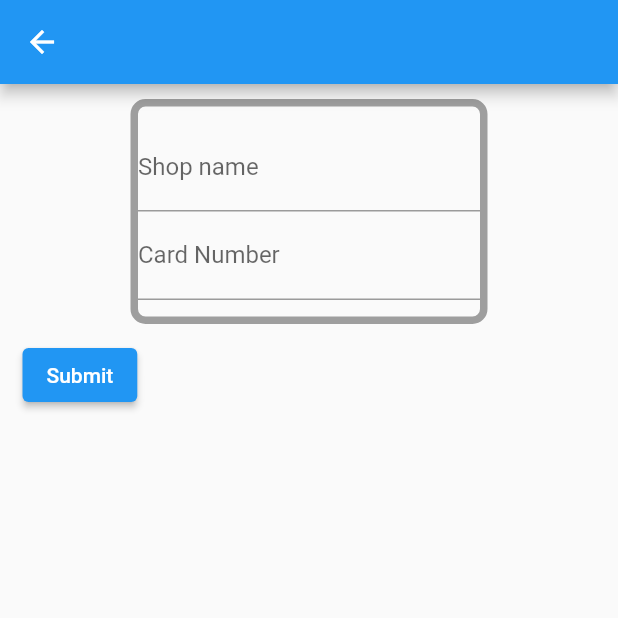
After one commit to Alex1um/Red-FAlcons, a Flutter app: the CardAdder screen opened directly, on a phone screen of 412 x 824 dp, the top half of it. The commit adds this screen. Run offline on Flutter 3.47's test engine with Material 2 defaults, Android fonts, the phone set to English and light mode, and no system bars; our stand-ins replace barcode_widget, flutter_secure_storage, location, shared_preferences; missing offline and left inert: mobile_scanner, requests; accounts and stored records are empty.

Commit message:
added cd add page

```diff
--- a/quick_wallet_app/lib/card.dart
+++ b/quick_wallet_app/lib/card.dart
@@ -1,5 +1,4 @@
 import 'package:flutter/material.dart';
-import 'package:barcode_widget/barcode_widget.dart';
 import 'package:barcode_widget/barcode_widget.dart';
 import 'package:mobile_scanner/mobile_scanner.dart' show BarcodeFormat;
 import 'dart:convert';
@@ -7,14 +6,12 @@ import 'dart:convert';
 // Card sizes
 const cardHeight = 150.0;
 const cardWidth = 238.0;
+const defaultBarcodeType = BarcodeType.QrCode;
 
 // Card class
 class UserCard extends StatelessWidget {
   UserCard({Key? key, required this.nameOfShop, required this.cardNumber, this.barcodeType = BarcodeType.QrCode})
-      : super(key: key) {
-    // TODO: add Barcode type recognizer
-    barcodeType = BarcodeType.QrCode;
-  }
+      : super(key: key);
 
   UserCard.fromScan({Key? key, required this.nameOfShop, required this.cardNumber, required BarcodeFormat format})
       : super(key: key) {
--- /dev/null
+++ b/quick_wallet_app/lib/card_adder.dart
@@ -0,0 +1,116 @@
+import 'package:flutter/material.dart';
+import 'card.dart';
+import 'package:barcode_widget/barcode_widget.dart'
+    show BarcodeType, defaultBarcodeType;
+
+class CardAdder extends StatefulWidget {
+  CardAdder({super.key, this.cardNumber, this.cardName, this.barcodeType});
+
+  BarcodeType? barcodeType;
+  String? cardNumber;
+  String? cardName;
+
+  @override
+  State<StatefulWidget> createState() => _CardAdder();
+}
+
+class _CardAdder extends State<CardAdder> {
+  final GlobalKey<FormState> _formKey = GlobalKey<FormState>();
+
+  // _CardAdder(this._cardNumber, this._cardName);
+  // Showing error below email field
+  String? _cardNumberError;
+
+  // Showing error below password field
+  String? _cardNameError;
+
+  // Email field value
+  String? _cardNumber;
+
+  // Password field value
+  String? _cardName;
+
+  // Request on submit
+  void _onSubmit() {
+    if (_formKey.currentState!.validate()) {
+      _formKey.currentState!.save();
+      Navigator.pop(
+          context,
+          UserCard(
+            nameOfShop: _cardName!,
+            cardNumber: _cardNumber!,
+            barcodeType: widget.barcodeType ?? defaultBarcodeType,
+          ));
+    }
+  }
+
+  @override
+  Widget build(BuildContext context) {
+    return Scaffold(
+      appBar: AppBar(
+        leading: IconButton(
+          icon: Icon(Icons.arrow_back),
+          onPressed: () => Navigator.pop(context),
+        ),
+      ),
+      body: Padding(
+        padding: const EdgeInsets.symmetric(horizontal: 15),
+        child: Form(
+          key: _formKey,
+          child: Column(
+            crossAxisAlignment: CrossAxisAlignment.start,
+            children: <Widget>[
+              Center(
+                child: Container(
+                  alignment: Alignment.center,
+                  height: cardHeight,
+                  width: cardWidth,
+                  margin: const EdgeInsets.all(10.0),
+                  decoration: BoxDecoration(
+                    // Decoration
+                    // image: DecorationImage(
+                    //     image: NetworkImage('https://yandex.ru/images/search?text=mastercard%20picture&from=tabbar&p=1&pos=37&rpt=simage&img_url=http%3A%2F%2Fmemberscommunitycu.org%2Fwp-content%2Fuploads%2F2018%2F06%2FMastercard-01.png&lr=65')
+                    // ),
+                    border: Border.all(
+                      color: Colors.grey,
+                      width: 5,
+                    ),
+                    borderRadius: const BorderRadius.all(Radius.circular(10)),
+                  ),
+                  child: Column(
+                    textDirection: TextDirection.ltr,
+                    crossAxisAlignment: CrossAxisAlignment.center,
+                    mainAxisAlignment: MainAxisAlignment.center,
+                    children: <Widget>[
+                      TextFormField(
+                        decoration: InputDecoration(
+                          label: const Text('Shop name'),
+                          errorText: _cardNameError,
+                        ),
+                        onSaved: (name) {
+                          _cardName = name!;
+                        },
+                        initialValue: widget.cardName,
+                      ),
+                      TextFormField(
+                        decoration: InputDecoration(
+                          label: const Text('Card Number'),
+                          errorText: _cardNumberError,
+                        ),
+                        onSaved: (number) {
+                          _cardNumber = number!;
+                        },
+                        initialValue: widget.cardNumber,
+                      ),
+                    ],
+                  ),
+                ),
+              ),
+              ElevatedButton(onPressed: _onSubmit, child: const Text('Submit'))
+            ],
+          ),
+        ),
+      ),
+    );
+  }
+}
```
Also changed, not shown: quick_wallet_app/lib/main.dart (+41 -18 lines).
